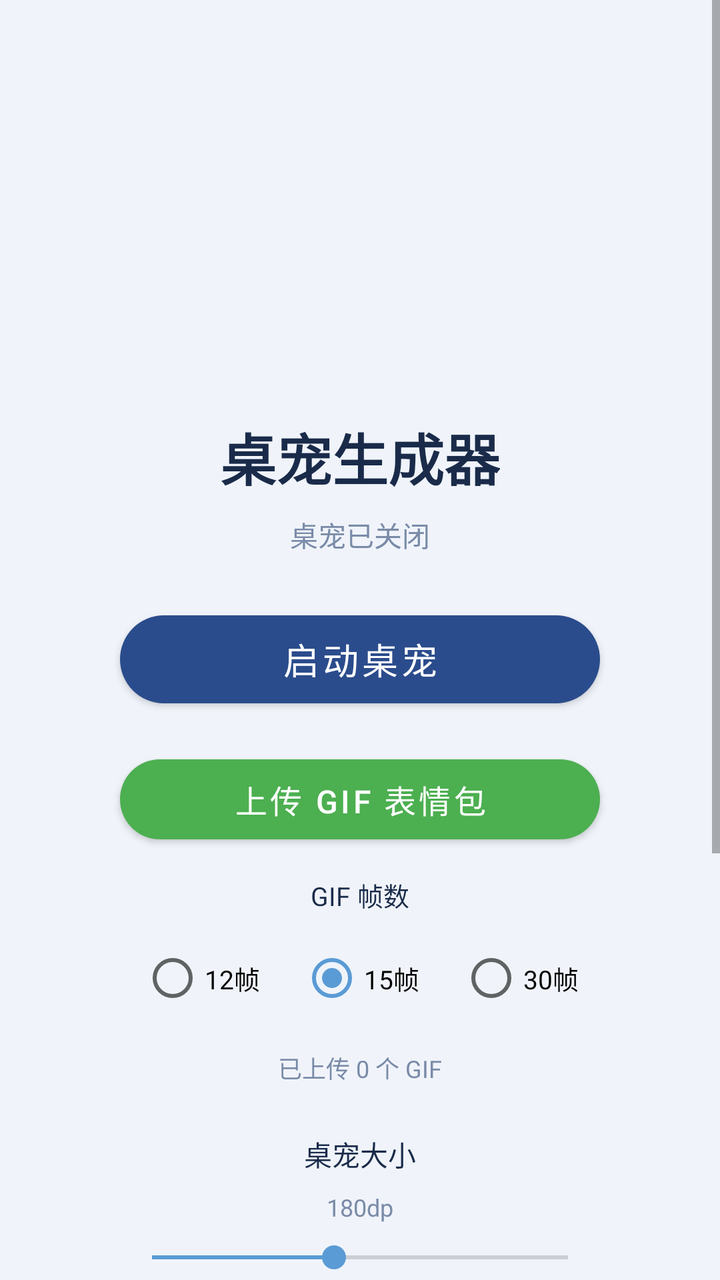
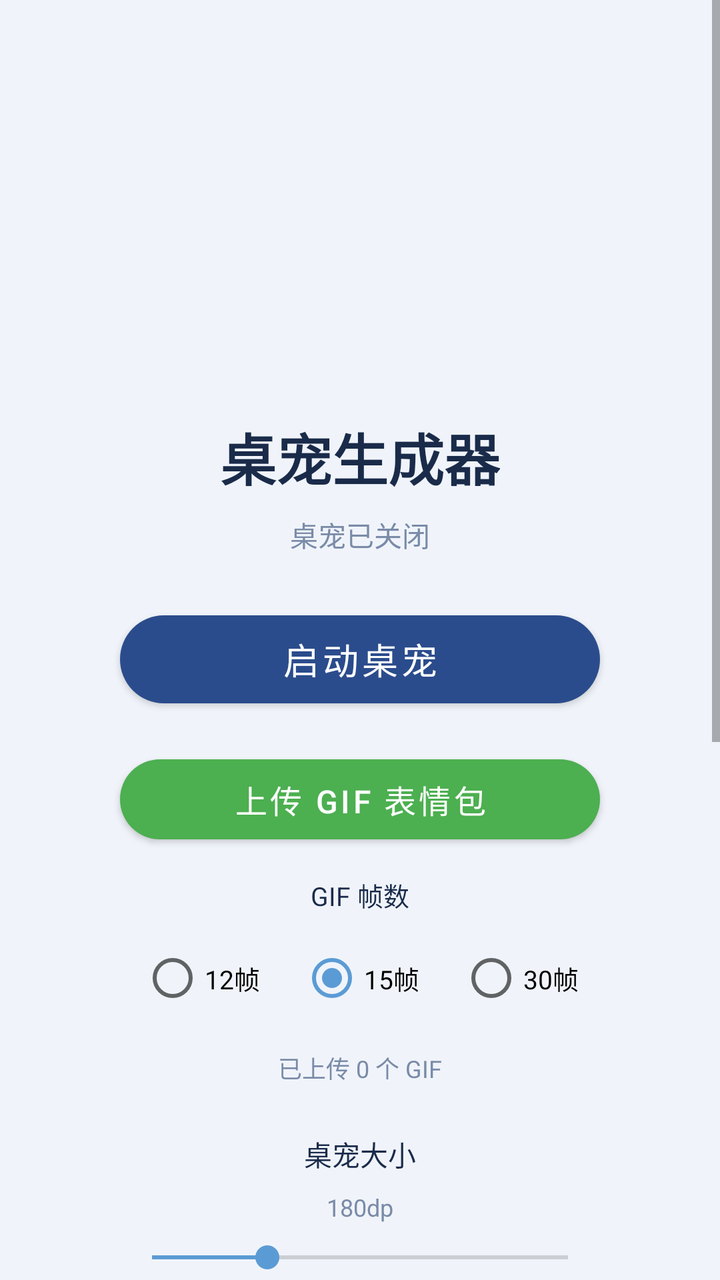

An Android layout rendered at two revisions. The XML below is the earlier revision; the diff shows what the commit changed to produce the second picture.
<!-- AndroidManifest.xml: application theme Theme.PetGen -->
<!-- res/layout/activity_main.xml -->
<?xml version="1.0" encoding="utf-8"?>
<ScrollView xmlns:android="http://schemas.android.com/apk/res/android"
    xmlns:app="http://schemas.android.com/apk/res-auto"
    android:layout_width="match_parent"
    android:layout_height="match_parent"
    android:fillViewport="true">

    <LinearLayout
        android:layout_width="match_parent"
        android:layout_height="wrap_content"
        android:orientation="vertical"
        android:gravity="center"
        android:padding="32dp"
        android:background="@color/background">

    <ImageView
        android:id="@+id/ivPetPreview"
        android:layout_width="160dp"
        android:layout_height="160dp"
        android:scaleType="fitCenter"
        android:layout_marginBottom="16dp" />

    <TextView
        android:layout_width="wrap_content"
        android:layout_height="wrap_content"
        android:text="@string/app_name"
        android:textSize="28sp"
        android:textColor="@color/text"
        android:textStyle="bold"
        android:layout_marginBottom="8dp" />

    <TextView
        android:id="@+id/tvStatus"
        android:layout_width="wrap_content"
        android:layout_height="wrap_content"
        android:text="@string/pet_stopped"
        android:textSize="14sp"
        android:textColor="@color/muted"
        android:layout_marginBottom="24dp" />

    <com.google.android.material.button.MaterialButton
        android:id="@+id/btnToggle"
        android:layout_width="240dp"
        android:layout_height="56dp"
        android:text="@string/start_pet"
        android:textSize="18sp"
        app:cornerRadius="28dp"
        android:layout_marginBottom="16dp" />

    <com.google.android.material.button.MaterialButton
        android:id="@+id/btnUploadGif"
        android:layout_width="240dp"
        android:layout_height="52dp"
        android:text="上传 GIF 表情包"
        android:textSize="16sp"
        app:cornerRadius="26dp"
        app:backgroundTint="#4CAF50"
        android:layout_marginBottom="8dp" />

    <TextView
        android:layout_width="wrap_content"
        android:layout_height="wrap_content"
        android:text="GIF 帧数"
        android:textSize="13sp"
        android:textColor="@color/text"
        android:layout_marginTop="4dp"
        android:layout_marginBottom="4dp" />

    <RadioGroup
        android:id="@+id/rgFrameCount"
        android:layout_width="wrap_content"
        android:layout_height="wrap_content"
        android:orientation="horizontal"
        android:layout_marginBottom="8dp"
        android:padding="4dp">

        <RadioButton
            android:id="@+id/rb12"
            android:layout_width="wrap_content"
            android:layout_height="wrap_content"
            android:text="12帧"
            android:textSize="13sp"
            android:layout_marginEnd="20dp" />

        <RadioButton
            android:id="@+id/rb15"
            android:layout_width="wrap_content"
            android:layout_height="wrap_content"
            android:text="15帧"
            android:textSize="13sp"
            android:checked="true"
            android:layout_marginEnd="20dp" />

        <RadioButton
            android:id="@+id/rb30"
            android:layout_width="wrap_content"
            android:layout_height="wrap_content"
            android:text="30帧"
            android:textSize="13sp" />
    </RadioGroup>

    <TextView
        android:id="@+id/tvGifCount"
        android:layout_width="wrap_content"
        android:layout_height="wrap_content"
        android:text="已上传 0 个 GIF"
        android:textSize="12sp"
        android:textColor="@color/muted"
        android:layout_marginBottom="24dp" />

    <TextView
        android:layout_width="wrap_content"
        android:layout_height="wrap_content"
        android:text="桌宠大小"
        android:textSize="14sp"
        android:textColor="@color/text"
        android:layout_marginBottom="8dp" />

    <TextView
        android:id="@+id/tvSizeValue"
        android:layout_width="wrap_content"
        android:layout_height="wrap_content"
        android:text="180dp"
        android:textSize="12sp"
        android:textColor="@color/muted"
        android:layout_marginBottom="8dp" />

    <SeekBar
        android:id="@+id/sbSize"
        android:layout_width="240dp"
        android:layout_height="wrap_content"
        android:max="320"
        android:progress="140"
        android:layout_marginBottom="24dp" />

    <TextView
        android:layout_width="wrap_content"
        android:layout_height="wrap_content"
        android:text="点击桌宠切换表情 · 长按打开菜单"
        android:textSize="12sp"
        android:textColor="@color/muted"
        android:gravity="center"
        android:layout_marginBottom="24dp" />

    <TextView
        android:layout_width="wrap_content"
        android:layout_height="wrap_content"
        android:text="自定义气泡文案（每行一句）"
        android:textSize="14sp"
        android:textColor="@color/text"
        android:layout_marginBottom="8dp" />

    <EditText
        android:id="@+id/etBubbleTexts"
        android:layout_width="260dp"
        android:layout_height="120dp"
        android:hint="你好呀&#10;今天也要加油哦&#10;摸摸~"
        android:textSize="14sp"
        android:textColor="@color/text"
        android:gravity="top|start"
        android:padding="12dp"
        android:background="@drawable/bubble_bg"
        android:inputType="textMultiLine|textCapSentences"
        android:layout_marginBottom="12dp" />

    <com.google.android.material.button.MaterialButton
        android:id="@+id/btnSaveBubble"
        android:layout_width="200dp"
        android:layout_height="48dp"
        android:text="确定"
        android:textSize="16sp"
        app:cornerRadius="24dp"
        android:layout_marginBottom="16dp" />

    </LinearLayout>
</ScrollView>
<!-- resources referenced by this layout -->
<resources>
  <color name="background">#F0F4FA</color>
  <color name="muted">#7A8BA8</color>
  <color name="text">#1A2B4A</color>
  <!-- drawable bubble_bg (drawable) -->
  <?xml version="1.0" encoding="utf-8"?>
  <shape xmlns:android="http://schemas.android.com/apk/res/android" android:shape="rectangle">
      <solid android:color="#FFFFFF" />
      <corners android:radius="16dp" />
      <stroke android:width="1dp" android:color="#E0E6F0" />
  </shape>
  <string name="app_name">桌宠生成器</string>
  <string name="pet_stopped">桌宠已关闭</string>
  <string name="start_pet">启动桌宠</string>
  <style name="Theme.PetGen" parent="Theme.MaterialComponents.DayNight.NoActionBar">
          <item name="colorPrimary">@color/primary</item>
          <item name="colorPrimaryVariant">@color/primary</item>
          <item name="colorOnPrimary">@color/surface</item>
          <item name="colorSecondary">@color/accent</item>
          <item name="android:statusBarColor">@color/primary</item>
          <item name="android:windowBackground">@color/background</item>
      </style>
  <color name="primary">#2B4C8C</color>
  <color name="surface">#FFFFFF</color>
  <color name="accent">#5B9BD5</color>
</resources>

<!-- the commit's change to res/layout/activity_main.xml (unified diff, before → after) -->
@@ -129,8 +129,8 @@
         android:id="@+id/sbSize"
         android:layout_width="240dp"
         android:layout_height="wrap_content"
-        android:max="320"
-        android:progress="140"
+        android:max="720"
+        android:progress="200"
         android:layout_marginBottom="24dp" />
 
     <TextView
@@ -170,7 +170,41 @@
         android:text="确定"
         android:textSize="16sp"
         app:cornerRadius="24dp"
-        android:layout_marginBottom="16dp" />
+        android:layout_marginBottom="24dp" />
+
+    <com.google.android.material.switchmaterial.SwitchMaterial
+        android:id="@+id/swClickSound"
+        android:layout_width="wrap_content"
+        android:layout_height="wrap_content"
+        android:text="连续点击音效"
+        android:textSize="14sp"
+        android:textColor="@color/text"
+        android:layout_marginBottom="8dp" />
+
+    <RadioGroup
+        android:id="@+id/rgSoundChoice"
+        android:layout_width="wrap_content"
+        android:layout_height="wrap_content"
+        android:orientation="horizontal"
+        android:layout_marginBottom="24dp"
+        android:padding="4dp">
+
+        <RadioButton
+            android:id="@+id/rbDuck"
+            android:layout_width="wrap_content"
+            android:layout_height="wrap_content"
+            android:text="鸭子音效"
+            android:textSize="13sp"
+            android:checked="true"
+            android:layout_marginEnd="20dp" />
+
+        <RadioButton
+            android:id="@+id/rbBingbing"
+            android:layout_width="wrap_content"
+            android:layout_height="wrap_content"
+            android:text="冰冰冰音效"
+            android:textSize="13sp" />
+    </RadioGroup>
 
     </LinearLayout>
 </ScrollView>
